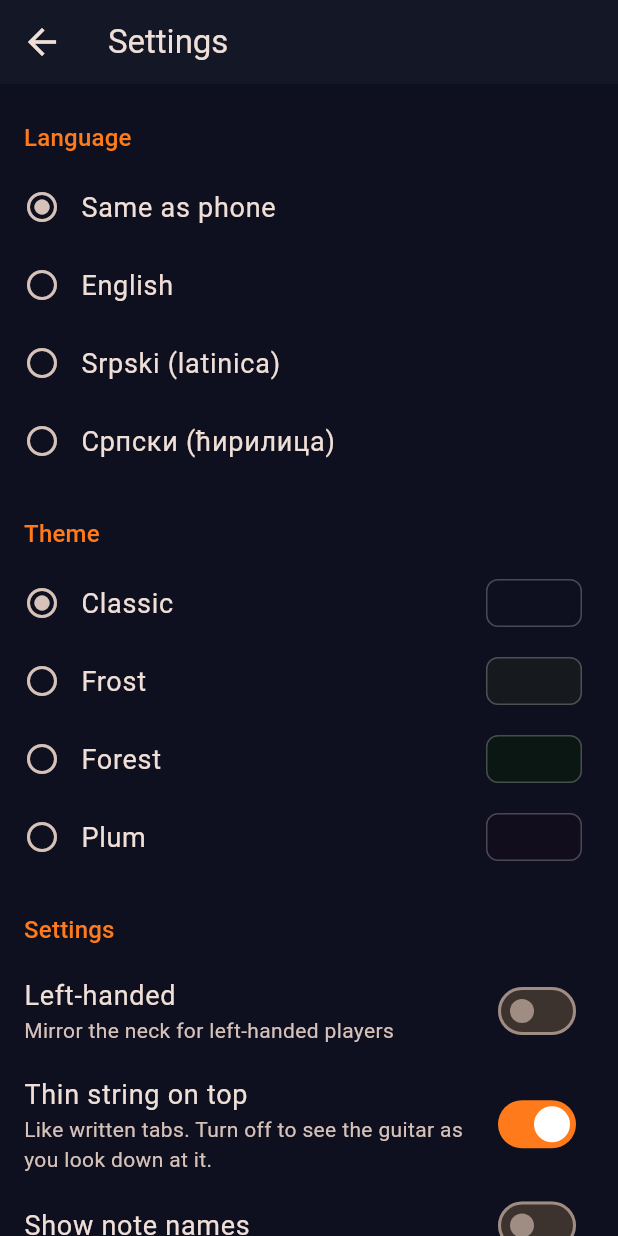
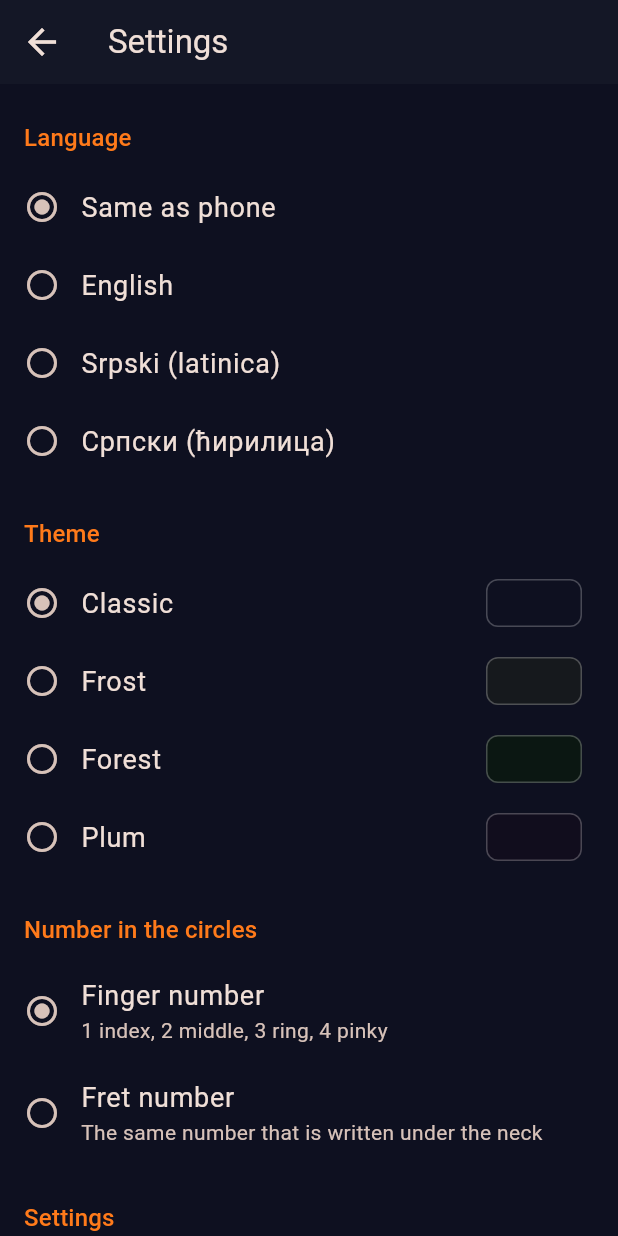
Before and after one commit to mcbane23/guitar-learn-app, a Flutter app: the SettingsScreen screen opened directly, on a phone screen of 412 x 824 dp. Run offline on Flutter 3.47's test engine with Material 3 defaults, Android fonts, the phone set to English and light mode, and no system bars; our stand-ins replace file_picker, shared_preferences; accounts and stored records are empty; network calls fail.

Commit message:
Fret numbers in the dots, bar-by-bar seeking on the remote, steady count-in, parts keep their place
- New setting "Number in the circles": finger number (default) or fret
  number, in English and Serbian (Latin and Cyrillic).
- The player gets Bar back / Bar forward buttons, and the remote's
  rewind, forward and previous/next track keys step a bar at a time,
  so the song can be moved through on Android TV. Labeled buttons share
  one width so the row fits a 960 px TV.
- The 3-2-1 count-in always takes one second per count instead of
  following the song's tempo and speed.
- Choosing another part (guitar) continues from the same place with the
  same speed and modes, without a count-in.

Co-Authored-By: Claude Fable 5.1 <noreply@anthropic.com>
Claude-Session: https://claude.ai/code/session_016vPfKfFW7BPf8SgXT11JY1

```diff
--- a/app/lib/l10n/strings.dart
+++ b/app/lib/l10n/strings.dart
@@ -97,6 +97,13 @@ class Strings {
   String get thinStringTop => _t('thinStringTop');
   String get thinStringTopHint => _t('thinStringTopHint');
   String get showNoteNames => _t('showNoteNames');
+  String get dotLabel => _t('dotLabel');
+  String get dotLabelFinger => _t('dotLabelFinger');
+  String get dotLabelFingerHint => _t('dotLabelFingerHint');
+  String get dotLabelFret => _t('dotLabelFret');
+  String get dotLabelFretHint => _t('dotLabelFretHint');
+  String get back1Bar => _t('back1Bar');
+  String get forward1Bar => _t('forward1Bar');
   String get showChordName => _t('showChordName');
   String get colors => _t('colors');
   String get colorsBright => _t('colorsBright');
@@ -235,6 +242,13 @@ class Strings {
     'thinStringTop': 'Thin string on top',
     'thinStringTopHint': 'Like written tabs. Turn off to see the guitar as you look down at it.',
     'showNoteNames': 'Show note names',
+    'dotLabel': 'Number in the circles',
+    'dotLabelFinger': 'Finger number',
+    'dotLabelFingerHint': '1 index, 2 middle, 3 ring, 4 pinky',
+    'dotLabelFret': 'Fret number',
+    'dotLabelFretHint': 'The same number that is written under the neck',
+    'back1Bar': 'Bar back',
+    'forward1Bar': 'Bar forward',
     'showChordName': 'Show chord name',
     'colors': 'Colors',
     'colorsBright': 'Bright',
@@ -359,6 +373,13 @@ class Strings {
     'thinStringTop': 'Tanka žica gore',
     'thinStringTopHint': 'Kao u tabulaturama. Isključi da vidiš gitaru kao kad gledaš odozgo.',
     'showNoteNames': 'Prikaži imena tonova',
+    'dotLabel': 'Broj u kružićima',
+    'dotLabelFinger': 'Broj prsta',
+    'dotLabelFingerHint': '1 kažiprst, 2 srednji, 3 domali, 4 mali',
+    'dotLabelFret': 'Broj praga',
+    'dotLabelFretHint': 'Isti broj koji piše ispod vrata gitare',
+    'back1Bar': 'Takt nazad',
+    'forward1Bar': 'Takt napred',
     'showChordName': 'Prikaži ime akorda',
     'colors': 'Boje',
     'colorsBright': 'Vesele',
--- a/app/lib/settings/settings.dart
+++ b/app/lib/settings/settings.dart
@@ -3,6 +3,15 @@ import 'package:shared_preferences/shared_preferences.dart';
 
 import '../l10n/strings.dart';
 import '../ui/themes.dart';
+
+/// What the number in a finger dot on the neck means.
+enum DotLabel {
+  /// Which finger of the left hand presses (1 = index ... 4 = pinky).
+  finger,
+
+  /// Which fret is pressed.
+  fret,
+}
 
 /// User settings, stored on the device only.
 class AppSettings extends ChangeNotifier {
@@ -28,6 +37,7 @@ class AppSettings extends ChangeNotifier {
   bool leftHanded = false;
   bool thinStringOnTop = true;
   bool showNoteNames = false;
+  DotLabel dotLabel = DotLabel.finger;
   bool showChordName = true;
   bool highContrast = false;
   AppColorTheme colorTheme = AppColorTheme.classic;
@@ -56,6 +66,8 @@ class AppSettings extends ChangeNotifier {
     leftHanded = p.getBool('leftHanded') ?? leftHanded;
     thinStringOnTop = p.getBool('thinStringOnTop') ?? thinStringOnTop;
     showNoteNames = p.getBool('showNoteNames') ?? showNoteNames;
+    final dot = p.getString('dotLabel');
+    dotLabel = DotLabel.values.where((d) => d.name == dot).firstOrNull ?? dotLabel;
     showChordName = p.getBool('showChordName') ?? showChordName;
     highContrast = p.getBool('highContrast') ?? highContrast;
     final theme = p.getString('colorTheme');
@@ -89,6 +101,7 @@ class AppSettings extends ChangeNotifier {
     p.setBool('leftHanded', leftHanded);
     p.setBool('thinStringOnTop', thinStringOnTop);
     p.setBool('showNoteNames', showNoteNames);
+    p.setString('dotLabel', dotLabel.name);
     p.setBool('showChordName', showChordName);
     p.setBool('highContrast', highContrast);
     p.setString('colorTheme', colorTheme.name);
--- a/app/lib/ui/chords_screen.dart
+++ b/app/lib/ui/chords_screen.dart
@@ -77,6 +77,7 @@ class _ChordsScreenState extends State<ChordsScreen> with SingleTickerProviderSt
       leftHanded: settings.leftHanded,
       thinOnTop: settings.thinStringOnTop,
       highContrast: settings.highContrast,
+      fretNumbers: settings.dotLabel == DotLabel.fret,
     );
     String? name(int s, int f) =>
         settings.showNoteNames ? noteName(standardTuning[s - 1] + f, serbian: t.language.isSerbian) : null;
--- a/app/lib/ui/free_play_screen.dart
+++ b/app/lib/ui/free_play_screen.dart
@@ -148,6 +148,7 @@ class _FreePlayScreenState extends State<FreePlayScreen> with SingleTickerProvid
                     leftHanded: settings.leftHanded,
                     thinOnTop: settings.thinStringOnTop,
                     highContrast: settings.highContrast,
+                    fretNumbers: settings.dotLabel == DotLabel.fret,
                   ),
                   onTap: _tap,
                 ),
--- a/app/lib/ui/settings_screen.dart
+++ b/app/lib/ui/settings_screen.dart
@@ -56,6 +56,17 @@ class SettingsScreen extends StatelessWidget {
               leading: Icon(s.colorTheme == theme ? Icons.radio_button_checked : Icons.radio_button_off),
               trailing: _ThemeSwatch(theme),
               onTap: () => s.update((x) => x.colorTheme = theme),
+            ),
+          header(t.dotLabel),
+          for (final (label, hint, value) in [
+            (t.dotLabelFinger, t.dotLabelFingerHint, DotLabel.finger),
+            (t.dotLabelFret, t.dotLabelFretHint, DotLabel.fret),
+          ])
+            ListTile(
+              title: Text(label, style: const TextStyle(fontSize: 18)),
+              subtitle: Text(hint),
+              leading: Icon(s.dotLabel == value ? Icons.radio_button_checked : Icons.radio_button_off),
+              onTap: () => s.update((x) => x.dotLabel = value),
             ),
           header(t.settings),
           toggle(t.leftHanded, t.leftHandedHint, s.leftHanded, (x, v) => x.leftHanded = v),
```
Also changed, not shown: app/lib/playback/playback_controller.dart (+39 -8 lines), app/lib/ui/common.dart (+13 -1 lines), app/lib/ui/fretboard.dart (+20 -6 lines), app/lib/ui/player_screen.dart (+24 -5 lines), 2 other files.
